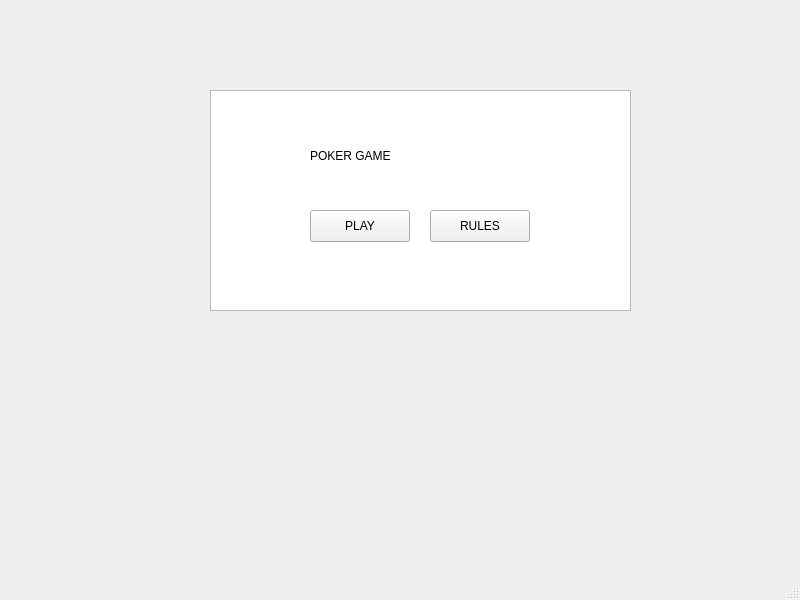
Qt form Poker/Visuals/MainWindow/mainwindow.ui (Cenzito/Poker) before a commit.
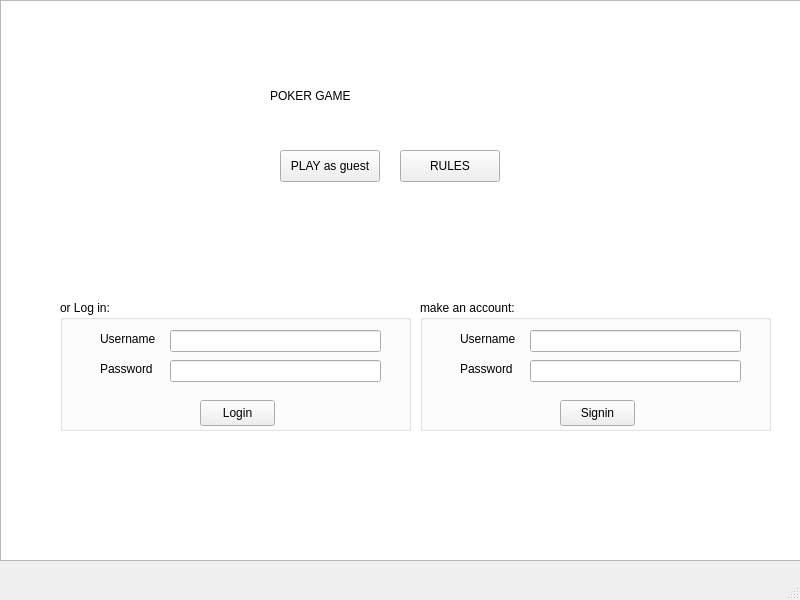
The same form after that commit. Icons and pictures are not drawn.

Commit message:
picture and login
I added a picture and a login and sign in form to main window

What changed in the file:
```diff
--- a/Poker/Visuals/MainWindow/mainwindow.ui
+++ b/Poker/Visuals/MainWindow/mainwindow.ui
@@ -17,12 +17,15 @@
    <widget class="QTextEdit" name="textEdit">
     <property name="geometry">
      <rect>
-      <x>210</x>
-      <y>90</y>
-      <width>421</width>
-      <height>221</height>
+      <x>0</x>
+      <y>0</y>
+      <width>801</width>
+      <height>561</height>
      </rect>
     </property>
+    <property name="readOnly">
+     <bool>true</bool>
+    </property>
     <property name="html">
      <string>&lt;!DOCTYPE HTML PUBLIC &quot;-//W3C//DTD HTML 4.0//EN&quot; &quot;http://www.w3.org/TR/REC-html40/strict.dtd&quot;&gt;
 &lt;html&gt;&lt;head&gt;&lt;meta name=&quot;qrichtext&quot; content=&quot;1&quot; /&gt;&lt;meta charset=&quot;utf-8&quot; /&gt;&lt;style type=&quot;text/css&quot;&gt;
@@ -30,29 +33,29 @@
 hr { height: 1px; border-width: 0; }
 li.unchecked::marker { content: &quot;\2610&quot;; }
 li.checked::marker { content: &quot;\2612&quot;; }
-&lt;/style&gt;&lt;/head&gt;&lt;body style=&quot; font-family:'.AppleSystemUIFont'; font-size:13pt; font-weight:400; font-style:normal;&quot;&gt;
-&lt;p style=&quot;-qt-paragraph-type:empty; margin-top:0px; margin-bottom:0px; margin-left:0px; margin-right:0px; -qt-block-indent:0; text-indent:0px;&quot;&gt;&lt;br /&gt;&lt;/p&gt;&lt;/body&gt;&lt;/html&gt;</string>
+&lt;/style&gt;&lt;/head&gt;&lt;body style=&quot; font-family:'Segoe UI'; font-size:9.75pt; font-weight:400; font-style:normal;&quot;&gt;
+&lt;p style=&quot;-qt-paragraph-type:empty; margin-top:0px; margin-bottom:0px; margin-left:0px; margin-right:0px; -qt-block-indent:0; text-indent:0px; font-family:'.AppleSystemUIFont'; font-size:13pt;&quot;&gt;&lt;br /&gt;&lt;/p&gt;&lt;/body&gt;&lt;/html&gt;</string>
     </property>
    </widget>
    <widget class="QPushButton" name="pushButton">
     <property name="geometry">
      <rect>
-      <x>310</x>
-      <y>210</y>
+      <x>280</x>
+      <y>150</y>
       <width>100</width>
       <height>32</height>
      </rect>
     </property>
     <property name="text">
-     <string>PLAY</string>
+     <string>PLAY as guest</string>
     </property>
    </widget>
    <widget class="QLabel" name="label">
     <property name="geometry">
      <rect>
-      <x>310</x>
-      <y>130</y>
-      <width>221</width>
+      <x>270</x>
+      <y>70</y>
+      <width>241</width>
       <height>51</height>
      </rect>
     </property>
@@ -66,8 +69,8 @@
    <widget class="QPushButton" name="pushButton_2">
     <property name="geometry">
      <rect>
-      <x>430</x>
-      <y>210</y>
+      <x>400</x>
+      <y>150</y>
       <width>100</width>
       <height>32</height>
      </rect>
@@ -76,6 +79,199 @@
      <string>RULES</string>
     </property>
    </widget>
+   <widget class="QLabel" name="label_2">
+    <property name="geometry">
+     <rect>
+      <x>210</x>
+      <y>50</y>
+      <width>371</width>
+      <height>181</height>
+     </rect>
+    </property>
+    <property name="text">
+     <string/>
+    </property>
+    <property name="pixmap">
+     <pixmap>../../../../../../../../../pokerpic.jpg</pixmap>
+    </property>
+   </widget>
+   <widget class="QLabel" name="label_user">
+    <property name="geometry">
+     <rect>
+      <x>100</x>
+      <y>330</y>
+      <width>71</width>
+      <height>18</height>
+     </rect>
+    </property>
+    <property name="text">
+     <string>Username</string>
+    </property>
+   </widget>
+   <widget class="QLabel" name="label_pass">
+    <property name="geometry">
+     <rect>
+      <x>100</x>
+      <y>360</y>
+      <width>71</width>
+      <height>18</height>
+     </rect>
+    </property>
+    <property name="text">
+     <string>Password</string>
+    </property>
+   </widget>
+   <widget class="QGroupBox" name="groupBox_login">
+    <property name="geometry">
+     <rect>
+      <x>60</x>
+      <y>300</y>
+      <width>351</width>
+      <height>131</height>
+     </rect>
+    </property>
+    <property name="title">
+     <string>or Log in:</string>
+    </property>
+    <widget class="QLineEdit" name="lineEdit_user">
+     <property name="geometry">
+      <rect>
+       <x>110</x>
+       <y>30</y>
+       <width>211</width>
+       <height>22</height>
+      </rect>
+     </property>
+    </widget>
+    <widget class="QLineEdit" name="lineEdit_pass">
+     <property name="geometry">
+      <rect>
+       <x>110</x>
+       <y>60</y>
+       <width>211</width>
+       <height>22</height>
+      </rect>
+     </property>
+    </widget>
+    <widget class="QPushButton" name="pushButton_login">
+     <property name="geometry">
+      <rect>
+       <x>140</x>
+       <y>100</y>
+       <width>75</width>
+       <height>26</height>
+      </rect>
+     </property>
+     <property name="text">
+      <string>Login</string>
+     </property>
+    </widget>
+   </widget>
+   <widget class="QLabel" name="label_newuser">
+    <property name="geometry">
+     <rect>
+      <x>460</x>
+      <y>330</y>
+      <width>71</width>
+      <height>18</height>
+     </rect>
+    </property>
+    <property name="text">
+     <string>Username</string>
+    </property>
+   </widget>
+   <widget class="QLabel" name="label_newpass">
+    <property name="geometry">
+     <rect>
+      <x>460</x>
+      <y>360</y>
+      <width>71</width>
+      <height>18</height>
+     </rect>
+    </property>
+    <property name="text">
+     <string>Password</string>
+    </property>
+   </widget>
+   <widget class="QGroupBox" name="groupBox_signin">
+    <property name="geometry">
+     <rect>
+      <x>420</x>
+      <y>300</y>
+      <width>351</width>
+      <height>131</height>
+     </rect>
+    </property>
+    <property name="title">
+     <string>make an account:</string>
+    </property>
+    <widget class="QLineEdit" name="lineEdit_newuser">
+     <property name="geometry">
+      <rect>
+       <x>110</x>
+       <y>30</y>
+       <width>211</width>
+       <height>22</height>
+      </rect>
+     </property>
+    </widget>
+    <widget class="QLineEdit" name="lineEdit_newpass">
+     <property name="geometry">
+      <rect>
+       <x>110</x>
+       <y>60</y>
+       <width>211</width>
+       <height>22</height>
+      </rect>
+     </property>
+    </widget>
+    <widget class="QPushButton" name="pushButton_signin">
+     <property name="geometry">
+      <rect>
+       <x>140</x>
+       <y>100</y>
+       <width>75</width>
+       <height>26</height>
+      </rect>
+     </property>
+     <property name="text">
+      <string>Signin</string>
+     </property>
+    </widget>
+   </widget>
+   <widget class="QWidget" name="">
+    <property name="geometry">
+     <rect>
+      <x>0</x>
+      <y>0</y>
+      <width>2</width>
+      <height>2</height>
+     </rect>
+    </property>
+    <layout class="QHBoxLayout" name="horizontalLayout"/>
+   </widget>
+   <widget class="QWidget" name="">
+    <property name="geometry">
+     <rect>
+      <x>0</x>
+      <y>0</y>
+      <width>2</width>
+      <height>2</height>
+     </rect>
+    </property>
+    <layout class="QHBoxLayout" name="horizontalLayout_2"/>
+   </widget>
+   <zorder>textEdit_background</zorder>
+   <zorder>groupBox_signin</zorder>
+   <zorder>groupBox_login</zorder>
+   <zorder>label_2</zorder>
+   <zorder>pushButton</zorder>
+   <zorder>label</zorder>
+   <zorder>pushButton_2</zorder>
+   <zorder>label_user</zorder>
+   <zorder>label_pass</zorder>
+   <zorder>label_newuser</zorder>
+   <zorder>label_newpass</zorder>
   </widget>
   <widget class="QMenuBar" name="menubar">
    <property name="geometry">
```
Left out of the diff: 2 changed lines with no effect on the pictures. The commit also changes 2 other files.
